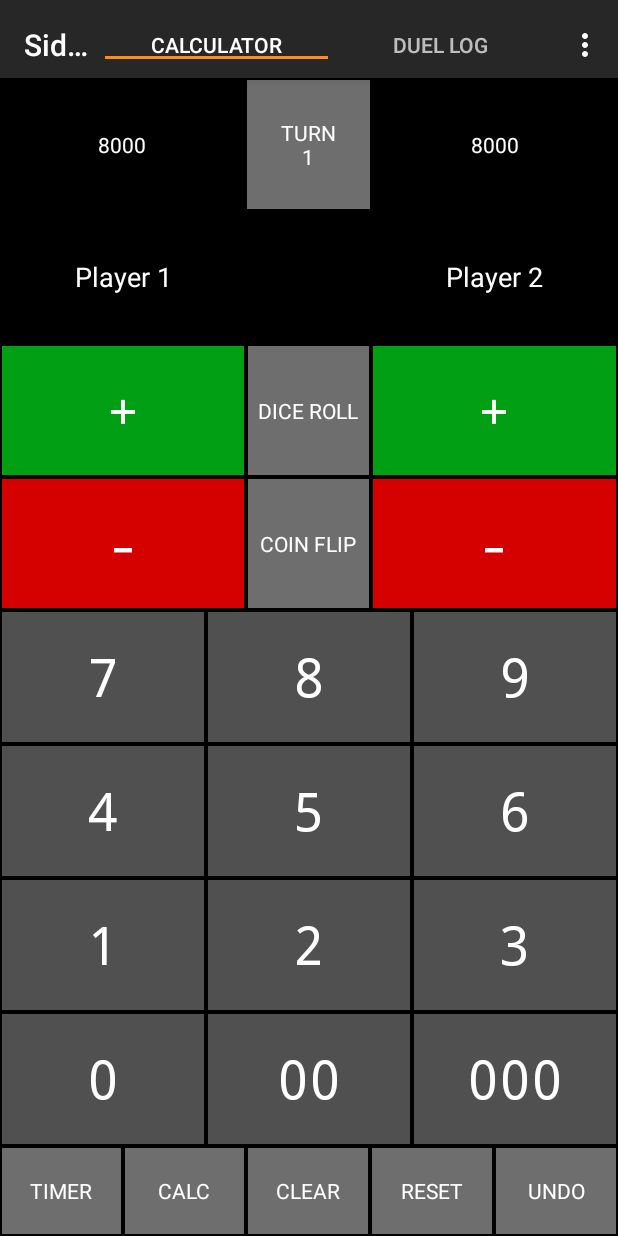
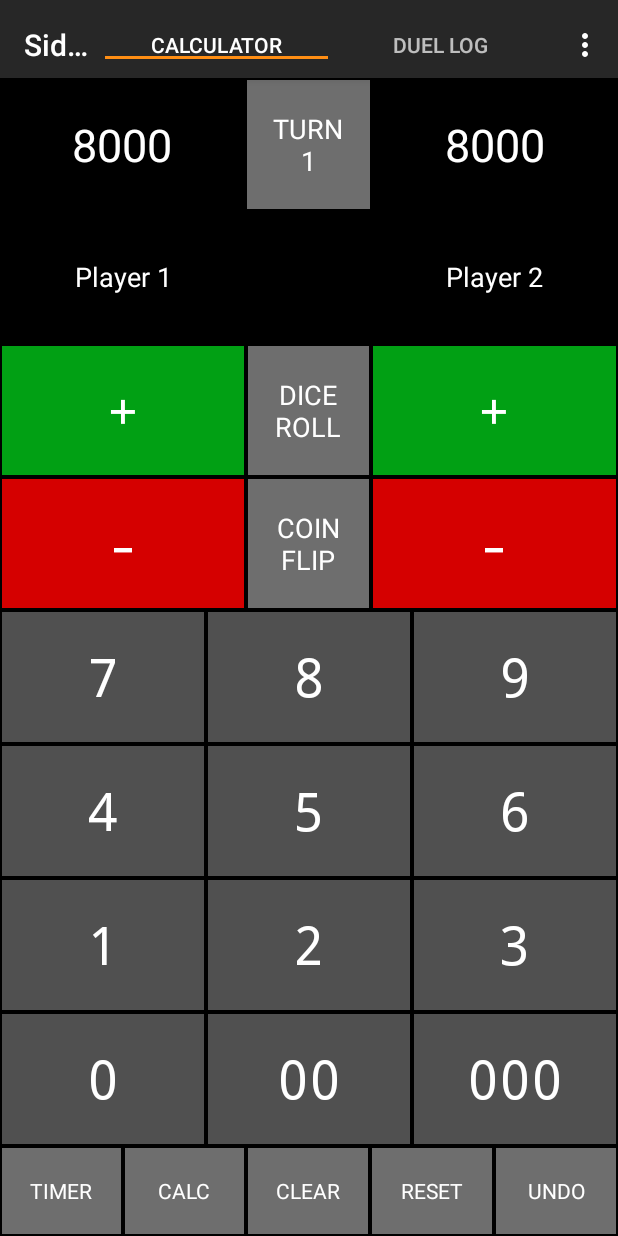
Before and after one commit to amicloud/SideDeckV3, an Android app: the screen it shows after launch (MainActivity), on a phone screen of 412 x 824 dp. Run offline under Robolectric (Android 15) with nearby library versions, the phone set to English and light mode, and no system bars; our stand-ins replace ButterKnife; libraries missing offline, so code that uses them is left out: me.grantland.widget; 5 statements that could not run were skipped.

Commit message:
Added AutoFitTextViews for LpCalculator

```diff
--- a/app/src/main/java/com/outplaysoftworks/sidedeck/LpCalculator.java
+++ b/app/src/main/java/com/outplaysoftworks/sidedeck/LpCalculator.java
@@ -19,6 +19,7 @@ import butterknife.BindView;
 import butterknife.ButterKnife;
 import butterknife.OnClick;
 import butterknife.OnLongClick;
+import me.grantland.widget.AutofitHelper;
 
 
 /**
@@ -84,9 +85,18 @@ public class LpCalculator extends Fragment {
     @Override
     public void onStart() {
         super.onStart();
+        setupAutoFitTextViews();
         initFromSettings(true);
         initUIFromModel();
         setupTextChangedListerners();
+    }
+
+    private void setupAutoFitTextViews() {
+        AutofitHelper.create(tvPlayer1Lp);
+        AutofitHelper.create(tvPlayer2Lp);
+        AutofitHelper.create(tvPlayer1Name);
+        AutofitHelper.create(tvPlayer2Name);
+        AutofitHelper.create(tvEnteredValue);
     }
 
     private void initUIFromModel() {
--- a/app/src/main/res/layout/fragment_lp_calculator.xml
+++ b/app/src/main/res/layout/fragment_lp_calculator.xml
@@ -23,6 +23,8 @@
             android:layout_height="match_parent"
             android:layout_weight="2"
             android:gravity="center"
+            android:maxLines="1"
+            android:textSize="30sp"
             tools:text="9999999"/>
 
         <Button
@@ -33,6 +35,7 @@
             android:layout_weight="1"
             android:gravity="center"
             android:text="@string/turn"
+            android:textSize="18sp"
             tools:text="TURN 99"/>
 
         <TextView
@@ -42,6 +45,8 @@
             android:layout_height="match_parent"
             android:layout_weight="2"
             android:gravity="center"
+            android:maxLines="1"
+            android:textSize="30sp"
             tools:text="9999999"/>
     </LinearLayout>
 
@@ -62,8 +67,9 @@
             android:layout_weight="2"
             android:elevation="1dp"
             android:gravity="center"
-            tools:text="PLAYER NAME"
-            tools:ignore="TextFields"/>
+            android:maxLines="1"
+            android:textSize="18sp"
+            tools:text="PLAYER NAME"/>
 
         <TextView
             android:id="@+id/LpCalculatorTextEnteredValue"
@@ -73,6 +79,8 @@
             android:layout_weight="1"
             android:elevation="1dp"
             android:gravity="center"
+            android:maxLines="1"
+            android:textSize="18sp"
             tools:text="999999"/>
 
         <EditText
@@ -83,8 +91,9 @@
             android:layout_weight="2"
             android:elevation="1dp"
             android:gravity="center"
-            tools:text="PLAYER NAME"
-            tools:ignore="TextFields"/>
+            android:maxLines="1"
+            android:textSize="18sp"
+            tools:text="PLAYER NAME"/>
 
     </LinearLayout>
 
@@ -112,6 +121,7 @@
             android:layout_weight="1"
             android:gravity="center"
             android:text="@string/diceRoll"
+            android:textSize="18sp"
             tools:text="DICE ROLL"/>
 
         <Button
@@ -149,6 +159,7 @@
             android:layout_weight="1"
             android:gravity="center"
             android:text="@string/coinFlip"
+            android:textSize="18sp"
             tools:text="COIN FLIP"/>
 
         <Button
```
